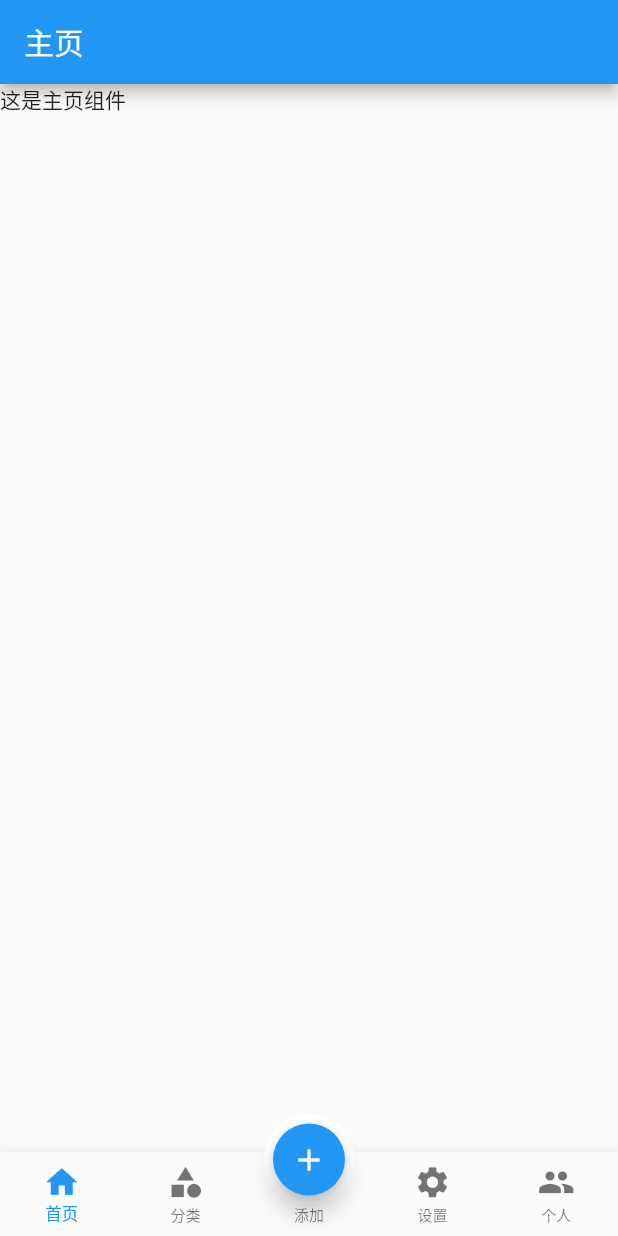
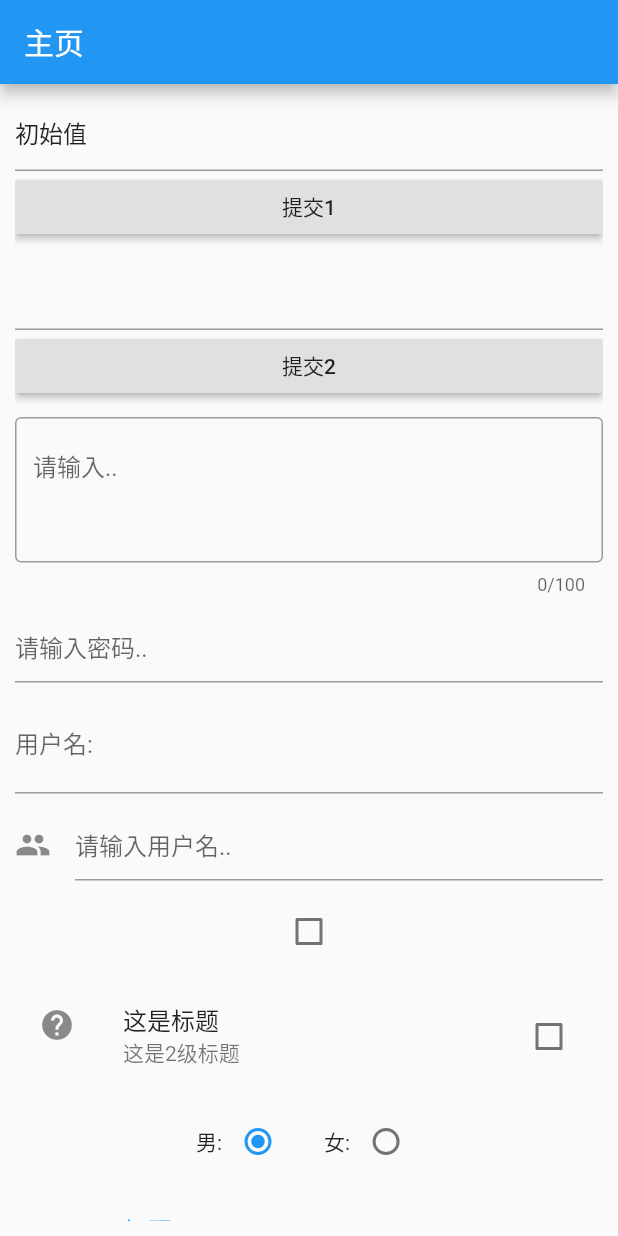
Before and after one commit to pjqdyd/Flutter-demo, a Flutter app: the screen it shows after launch, on a phone screen of 412 x 824 dp. Run offline on Flutter 3.47's test engine with Material 2 defaults, Android fonts, the phone set to English and light mode, and no system bars.

Commit message:
表单组件

```diff
--- a/lib/pages/Home.dart
+++ b/lib/pages/Home.dart
@@ -9,16 +9,21 @@ class HomePage extends StatefulWidget {
 
 class _HomePageState extends State<HomePage> {
 
-  int _currentIndex = 0;
+  //文本输出框的控制值对象 (如果有初始值就要这样写)
+  var _username = new TextEditingController();
 
-  //定义页面的集合, Text()代表是一个单独的页面组件
-  List _pageList = [
-    Text("这是主页组件"),
-    Text("这是分类组件"),
-    Text("这是添加组件"),
-    Text("这是设置组件"),
-    Text("这是个人组件")
-  ];
+  //或者直接定义值
+  String password;
+
+  var flag = false;
+  int sex = 1;
+  int count = 1;
+
+  @override
+  void initState() {
+    super.initState();
+    _username.text = "初始值";
+  }
 
   @override
   Widget build(BuildContext context) {
@@ -26,51 +31,176 @@ class _HomePageState extends State<HomePage> {
       appBar: AppBar(
         title: Text("主页"),
       ),
-      body: this._pageList[this._currentIndex], //body为对应的页面
+      body: Padding(
+        padding: EdgeInsets.all(10),
+        child: ListView(
+          children: <Widget>[
 
-      //浮动按钮
-      // floatingActionButton: FloatingActionButton(
-      //   child: Icon(Icons.add),
-      //   onPressed: (){},
-      // ),
-      floatingActionButton: Container(
-        height: 60,
-        width: 60,
-        padding: EdgeInsets.all(6),
-        margin: EdgeInsets.only(top: 10),
-        decoration: BoxDecoration(
-          borderRadius: BorderRadius.circular(30),
-          color: Colors.white,
-        ),
-        child: FloatingActionButton(
-          child: Icon(Icons.add),
-          onPressed: (){
+            TextField(//文本输入框（绑定值控制器）
+              controller: _username,
+              onChanged: (value){
                setState(() {
-            this._currentIndex = 2;
+                  this._username.text = value;
                });
               },
             ),
+            Container(
+              width: double.infinity, //自适应
+              child: RaisedButton(
+                child: Text("提交1"),
+                onPressed: (){
+                  print(this._username.text);
+                },
               ),
-      floatingActionButtonLocation: FloatingActionButtonLocation.centerDocked,
+            ),
+            SizedBox(height: 10),
 
-      bottomNavigationBar: BottomNavigationBar(//底部选项卡
-        iconSize: 25.0,
-        currentIndex: this._currentIndex,
-        type: BottomNavigationBarType.fixed, //超过3个就要设置
-        selectedFontSize: 11,
-        unselectedFontSize: 10,
-        onTap: (int index) { //点击改变激活的下标
+            TextField(//文本输入框（直接绑定值）
+              onChanged: (value){
                setState(() {
-            this._currentIndex = index;
+                  this.password = value;
                });
               },
-        items: [
-          BottomNavigationBarItem(icon: Icon(Icons.home), title: Text("首页")),
-          BottomNavigationBarItem(icon: Icon(Icons.category), title: Text("分类")),
-          BottomNavigationBarItem(icon: Icon(Icons.add), title: Text("添加")),
-          BottomNavigationBarItem(icon: Icon(Icons.settings), title: Text("设置")),
-          BottomNavigationBarItem(icon: Icon(Icons.people), title: Text("个人"))
+            ),
+            Container(
+              width: double.infinity, //自适应
+              child: RaisedButton(
+                child: Text("提交2"),
+                onPressed: (){
+                  print(this.password);
+                },
+              ),
+            ),
+            SizedBox(height: 10),
+
+            TextField(//多行文本输入框
+              maxLength: 100,
+              maxLines: 3,
+              decoration: InputDecoration(
+                hintText: "请输入..",
+                border: OutlineInputBorder() //是否显示边框
+              ),
+            ),
+            SizedBox(height: 10),
+
+            TextField(//密码输入框
+              obscureText: true,
+              decoration: InputDecoration(
+                hintText: "请输入密码..",
+              ),
+            ),
+            SizedBox(height: 10),
+
+            TextField(//标签输入框
+              decoration: InputDecoration(
+                labelText: "用户名:",
+                hintText: "请输入用户名..",
+              ),
+            ),
+            SizedBox(height: 10),
+
+            TextField(//带图标输入框
+              decoration: InputDecoration(
+                icon: Icon(Icons.people),
+                hintText: "请输入用户名..",
+              ),
+            ),
+            SizedBox(height: 10),
+
+            Checkbox( //多选框
+              value: this.flag,
+              activeColor: Colors.yellow,
+              onChanged: (val){
+                setState(() {
+                 this.flag = val;
+                });
+              },
+            ),
+            SizedBox(height: 10),
+
+            CheckboxListTile( //多选框和ListTile结合
+              value: this.flag,
+              onChanged: (val){
+                setState(() {
+                 this.flag = val;
+                });
+              },
+              title: Text("这是标题"),
+              subtitle: Text("这是2级标题"),
+              secondary: Icon(Icons.help),
+            ),
+            SizedBox(height: 10),
+
+            Row(
+              mainAxisAlignment: MainAxisAlignment.center,
+              children: <Widget>[ //单选框 (选框要大于1个)
+                Text("男:"),
+                Radio(
+                  value: 1,
+                  groupValue: this.sex,
+                  onChanged: (val){
+                    setState(() {
+                      this.sex = val;
+                    });
+                  },
+                ),
+                SizedBox(width: 20),
+                Text("女:"),
+                Radio(
+                  value: 2,
+                  groupValue: this.sex,
+                  onChanged: (val){
+                    setState(() {
+                      this.sex = val;
+                    });
+                  },
+                )
               ],
+            ),
+            SizedBox(height: 10),
+
+            RadioListTile(//单选框和ListTile结合(groupValue表示组)
+              value: 1,
+              groupValue: this.count,
+              title: Text("标题"),
+              subtitle: Text("子标题"),
+              secondary: Icon(Icons.flag),
+              selected: this.count == 1,
+              onChanged: (val){
+                setState(() {
+                  this.count = val;
+                });
+              },
+            ),
+            SizedBox(width: 20),
+            RadioListTile(
+              value: 2,
+              groupValue: this.count,
+              title: Text("标题"),
+              subtitle: Text("子标题"),
+              selected: this.count == 2,
+              secondary: Icon(Icons.flag),
+              onChanged: (val){
+                setState(() {
+                  this.count = val;
+                });
+              },
+            ),
+            SizedBox(height: 10),
+
+           Row(
+             children: <Widget>[
+              Switch( //开关
+                value: this.flag,
+                onChanged: (val){
+                  this.flag = val;
+                },
+              ),
+             ],
+           )
+
+          ],
+        ),
       ),
     );
   }
```
Lines whose indentation alone changed are shown as unchanged.
